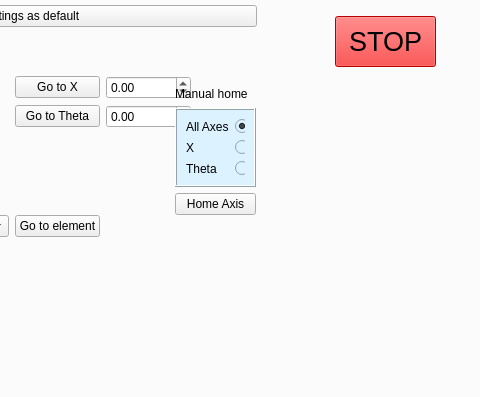
Qt form Widget_Library/widget_position.ui (8foldrepo/RF_Balance_Profound) before a commit; both pictures show x 267 to 747 and y 210 to 607 of the 1015 by 607 pixel window.
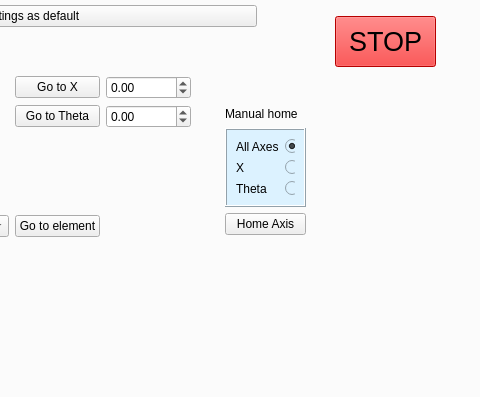
The same form after that commit. Custom widgets are drawn as their Qt base class.

Patch:
```diff
--- a/Widget_Library/widget_position.ui
+++ b/Widget_Library/widget_position.ui
@@ -912,8 +912,8 @@
     <widget class="QWidget" name="verticalLayoutWidget">
      <property name="geometry">
       <rect>
-       <x>440</x>
-       <y>270</y>
+       <x>490</x>
+       <y>290</y>
        <width>81</width>
        <height>129</height>
       </rect>
```
